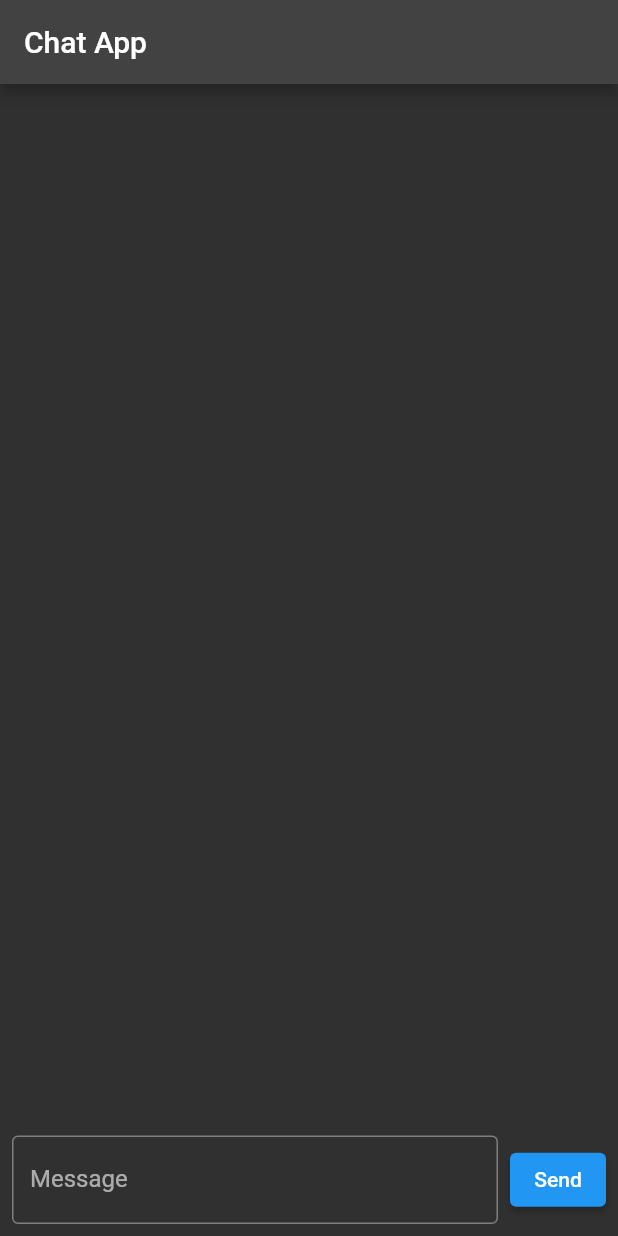
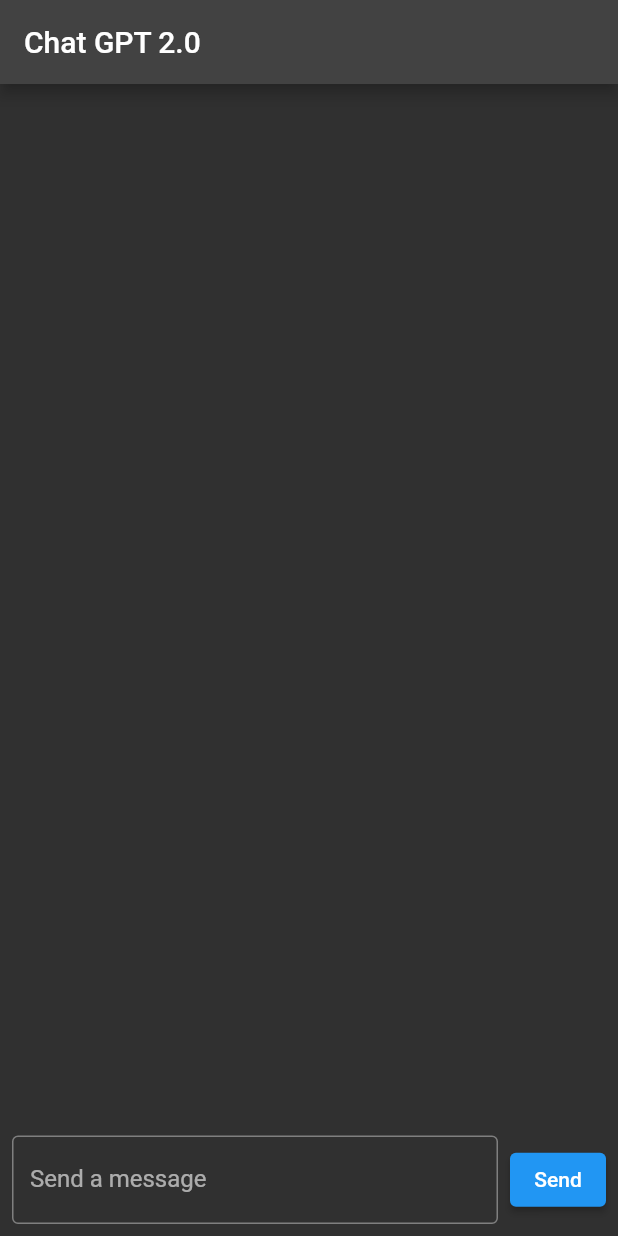
Before and after one commit to divyeshvankar/ChatGptApp, a Flutter app: the screen it shows after launch, on a phone screen of 412 x 824 dp. Run offline on Flutter 3.47's test engine with Material 2 defaults, Android fonts, the phone set to English and light mode, and no system bars.

Commit message:
Changes in name

```diff
--- a/chat_app/lib/main.dart
+++ b/chat_app/lib/main.dart
@@ -13,7 +13,7 @@ class ChatApp extends StatelessWidget {
   @override
   Widget build(BuildContext context) {
     return MaterialApp(
-      title: 'Chat App',
+      title: 'Chat GPT 2.0',
       theme: ThemeData(
         primarySwatch: Colors.blue,
         primaryColor: Colors.blueGrey[900], // Set the primary color
@@ -101,7 +101,7 @@ class _ChatScreenState extends State<ChatScreen> {
   @override
   Widget build(BuildContext context) {
     return Scaffold(
-      appBar: AppBar(title: const Text('Chat App')),
+      appBar: AppBar(title: const Text('Chat GPT 2.0')),
       body: Column(
         children: [
           Expanded(
@@ -155,7 +155,7 @@ class _ChatScreenState extends State<ChatScreen> {
                   child: TextField(
                     controller: _messageController,
                     decoration: const InputDecoration(
-                      labelText: 'Message',
+                      labelText: 'Send a message',
                       border: OutlineInputBorder(),
                     ),
                   ),
```
